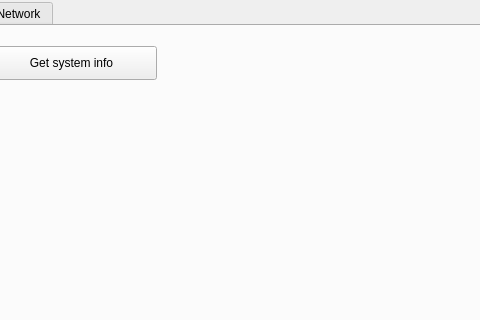
Before: the Qt Designer form helper.ui in iSaluki/LinuxHelper, drawn with Qt 5; both pictures show x 146 to 626 and y 0 to 320 of the 800 by 600 pixel window.
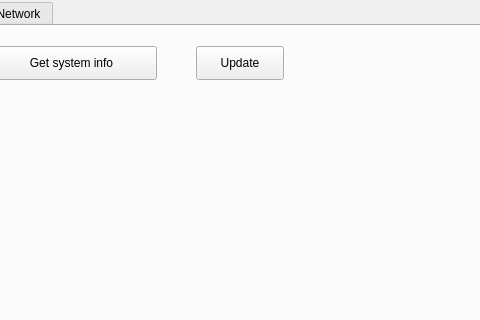
After: the same form once the commit is applied.

Commit message: Added update for common Debian and Arch based distros

Diff of the .ui file:
```diff
--- a/helper.ui
+++ b/helper.ui
@@ -72,6 +72,19 @@
        <string>Get system info</string>
       </property>
      </widget>
+     <widget class="QPushButton" name="updateButton">
+      <property name="geometry">
+       <rect>
+        <x>340</x>
+        <y>20</y>
+        <width>88</width>
+        <height>34</height>
+       </rect>
+      </property>
+      <property name="text">
+       <string>Update</string>
+      </property>
+     </widget>
     </widget>
     <widget class="QWidget" name="tab">
      <attribute name="title">
```
Left out of the diff: 4 changed lines with no effect on the pictures. The commit also changes 1 other file.
